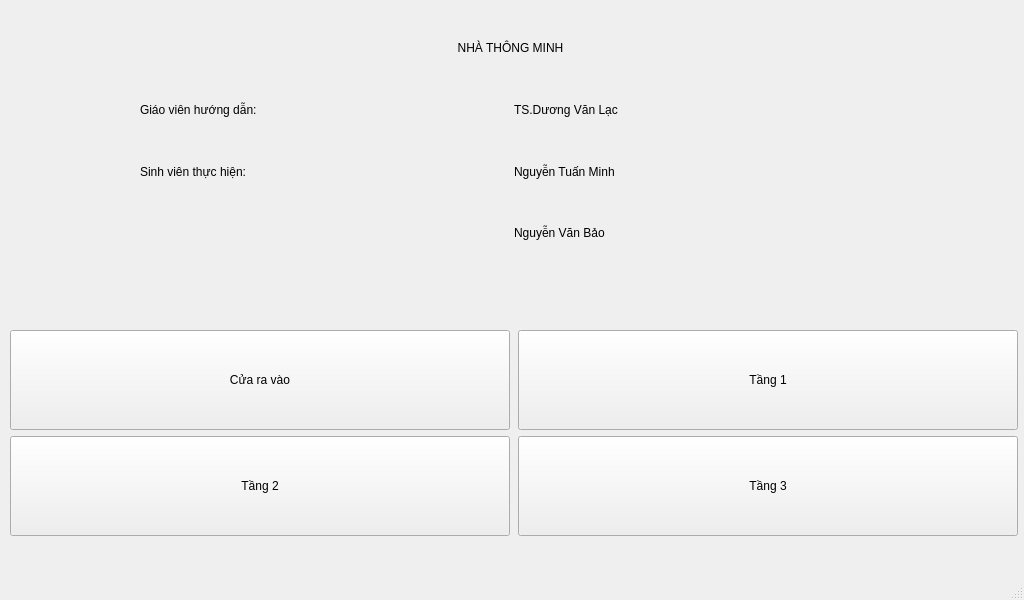
Qt form mainwindow.ui (minhnt29/Graduation_GUI) before a commit.
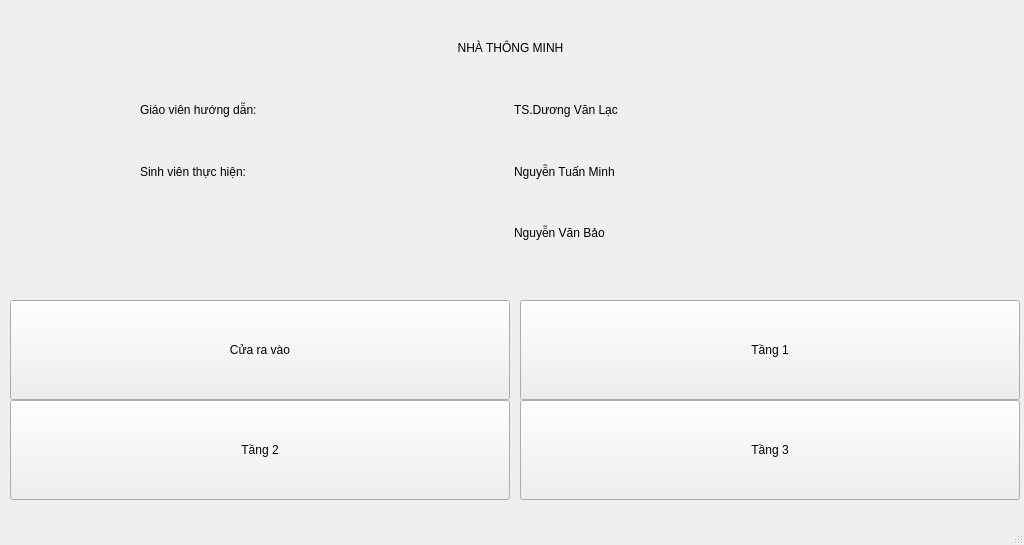
The same form after that commit. Icons and pictures are not drawn.

```diff
--- a/mainwindow.ui
+++ b/mainwindow.ui
@@ -7,13 +7,19 @@
     <x>0</x>
     <y>0</y>
     <width>1024</width>
-    <height>600</height>
+    <height>545</height>
    </rect>
   </property>
+  <property name="minimumSize">
+   <size>
+    <width>1024</width>
+    <height>545</height>
+   </size>
+  </property>
   <property name="maximumSize">
    <size>
     <width>1024</width>
-    <height>600</height>
+    <height>545</height>
    </size>
   </property>
   <property name="baseSize">
@@ -125,7 +131,7 @@
     <property name="geometry">
      <rect>
       <x>10</x>
-      <y>436</y>
+      <y>400</y>
       <width>500</width>
       <height>100</height>
      </rect>
@@ -149,8 +155,8 @@
    <widget class="QPushButton" name="pushButton_Floor1">
     <property name="geometry">
      <rect>
-      <x>518</x>
-      <y>330</y>
+      <x>520</x>
+      <y>300</y>
       <width>500</width>
       <height>100</height>
      </rect>
@@ -172,7 +178,7 @@
     <property name="geometry">
      <rect>
       <x>10</x>
-      <y>330</y>
+      <y>300</y>
       <width>500</width>
       <height>100</height>
      </rect>
@@ -190,8 +196,8 @@
    <widget class="QPushButton" name="pushButton_Floor3">
     <property name="geometry">
      <rect>
-      <x>518</x>
-      <y>436</y>
+      <x>520</x>
+      <y>400</y>
       <width>500</width>
       <height>100</height>
      </rect>
```
Left out of the diff: 4 changed lines with no effect on the pictures.
